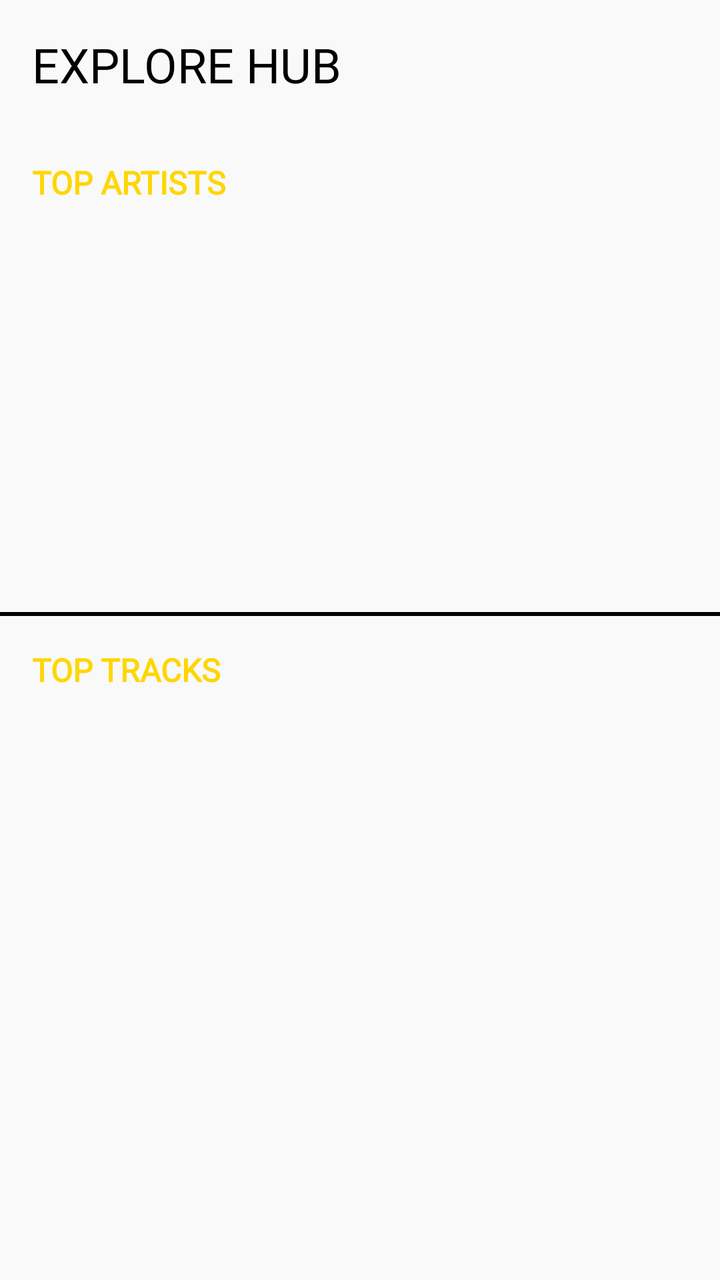
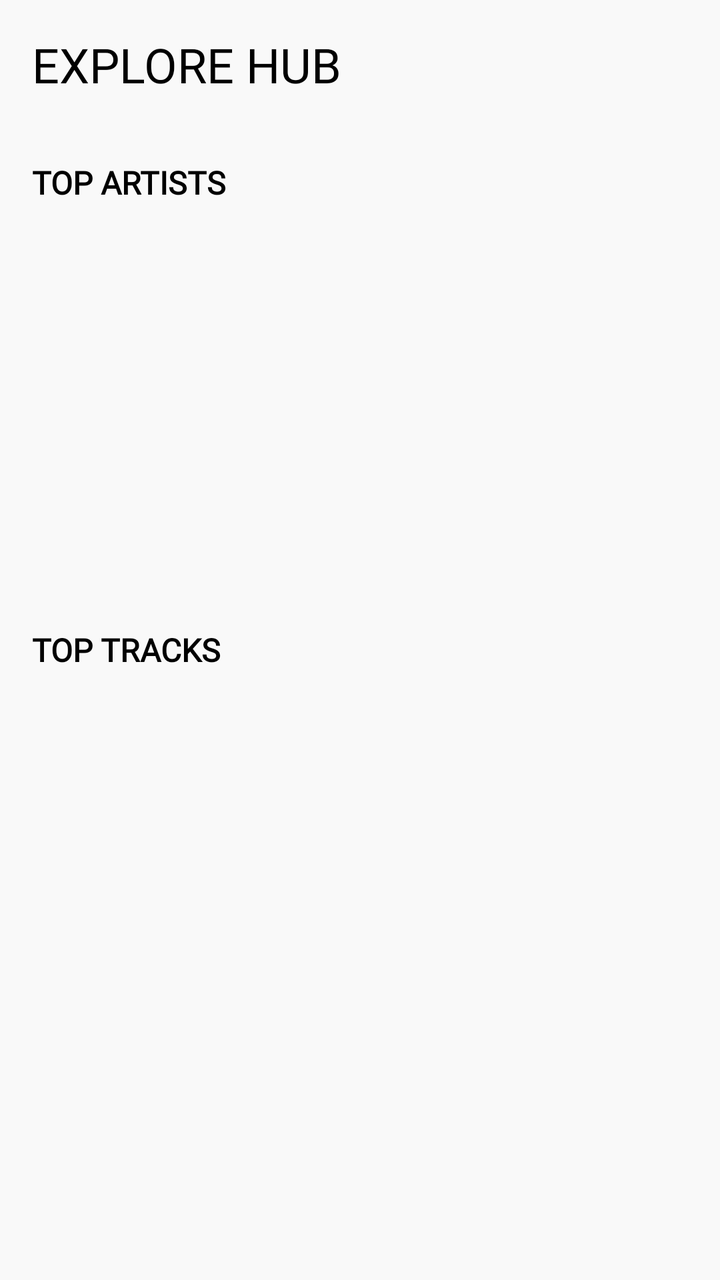

Screens rendered from an Android XML layout before and after an edit, with the pre-edit source and the edit as a unified diff.
<!-- AndroidManifest.xml: application theme Theme.Noctune -->
<!-- res/layout/fragment_explore.xml -->
<?xml version="1.0" encoding="utf-8"?>
<LinearLayout
    xmlns:android="http://schemas.android.com/apk/res/android"
    android:layout_width="match_parent"
    android:layout_height="match_parent"
    android:orientation="vertical"
    android:background="@color/bg_main">

    
    <TextView
        android:layout_width="wrap_content"
        android:layout_height="wrap_content"
        android:layout_margin="16dp"
        android:text="EXPLORE HUB"
        android:textColor="@color/text_primary"
        android:textSize="24sp"
        android:fontFamily="@font/bebas_neue"/>

    
    <HorizontalScrollView
        android:layout_width="match_parent"
        android:layout_height="wrap_content"
        android:scrollbars="none"
        android:paddingStart="16dp"
        android:paddingEnd="16dp">

        <LinearLayout
            android:id="@+id/ll_genre_chips"
            android:layout_width="wrap_content"
            android:layout_height="wrap_content"
            android:orientation="horizontal"/>

    </HorizontalScrollView>

    
    <Button
        android:id="@+id/btn_retry_explore"
        android:layout_width="match_parent"
        android:layout_height="wrap_content"
        android:layout_margin="16dp"
        android:text="RETRY"
        android:backgroundTint="@color/brand_yellow"
        android:textColor="@color/text_primary"
        android:fontFamily="@font/space_mono"
        android:visibility="gone"/>

    
    <ScrollView
        android:layout_width="match_parent"
        android:layout_height="match_parent">

        <LinearLayout
            android:layout_width="match_parent"
            android:layout_height="wrap_content"
            android:orientation="vertical"
            android:paddingBottom="16dp">

            
            <TextView
                android:id="@+id/tv_artists_label"
                android:layout_width="wrap_content"
                android:layout_height="wrap_content"
                android:layout_margin="16dp"
                android:text="TOP ARTISTS"
                android:textColor="@color/brand_yellow"
                android:textSize="16sp"
                android:fontFamily="@font/space_mono"
                android:textStyle="bold"/>

            <androidx.recyclerview.widget.RecyclerView
                android:id="@+id/rv_explore_artists"
                android:layout_width="match_parent"
                android:layout_height="180dp"
                android:orientation="horizontal"
                android:paddingStart="16dp"
                android:clipToPadding="false"/>

            
            <View
                android:layout_width="match_parent"
                android:layout_height="2dp"
                android:background="@color/border_color"
                android:layout_marginTop="8dp"/>

            
            <TextView
                android:id="@+id/tv_tracks_label"
                android:layout_width="wrap_content"
                android:layout_height="wrap_content"
                android:layout_margin="16dp"
                android:text="TOP TRACKS"
                android:textColor="@color/brand_yellow"
                android:textSize="16sp"
                android:fontFamily="@font/space_mono"
                android:textStyle="bold"/>

            <androidx.recyclerview.widget.RecyclerView
                android:id="@+id/rv_explore_tracks"
                android:layout_width="match_parent"
                android:layout_height="wrap_content"
                android:nestedScrollingEnabled="false"
                android:padding="8dp"/>

        </LinearLayout>

    </ScrollView>

</LinearLayout>
<!-- resources referenced by this layout -->
<resources>
  <color name="bg_main">#F9F9F9</color>
  <color name="border_color">#000000</color>
  <color name="brand_yellow">#FFD600</color>
  <color name="text_primary">#000000</color>
  <style name="Theme.Noctune" parent="Theme.MaterialComponents.Light.NoActionBar">
          <item name="colorPrimary">@color/brand_yellow</item>
          <item name="colorPrimaryVariant">@color/brand_yellow</item>
          <item name="colorOnPrimary">#000000</item>  
          <item name="colorSecondary">@color/brand_red</item>
  
          <item name="android:windowBackground">@color/bg_main</item>
          <item name="android:statusBarColor">@color/brand_yellow</item>
  
          <item name="android:windowLightStatusBar">true</item>
          <item name="android:clipToPadding">false</item>
      </style>
  <color name="brand_red">#E63329</color>
</resources>

<!-- the commit's change to res/layout/fragment_explore.xml (unified diff, before → after) -->
@@ -62,7 +62,7 @@
                 android:layout_height="wrap_content"
                 android:layout_margin="16dp"
                 android:text="TOP ARTISTS"
-                android:textColor="@color/brand_yellow"
+                android:textColor="@color/text"
                 android:textSize="16sp"
                 android:fontFamily="@font/space_mono"
                 android:textStyle="bold"/>
@@ -76,20 +76,13 @@
                 android:clipToPadding="false"/>
 
             
-            <View
-                android:layout_width="match_parent"
-                android:layout_height="2dp"
-                android:background="@color/border_color"
-                android:layout_marginTop="8dp"/>
-
-            
             <TextView
                 android:id="@+id/tv_tracks_label"
                 android:layout_width="wrap_content"
                 android:layout_height="wrap_content"
                 android:layout_margin="16dp"
                 android:text="TOP TRACKS"
-                android:textColor="@color/brand_yellow"
+                android:textColor="@color/text"
                 android:textSize="16sp"
                 android:fontFamily="@font/space_mono"
                 android:textStyle="bold"/>
<!-- resource entries referenced after the edit -->
@@ -1,8 +1,8 @@
 <!-- resources referenced by this layout -->
 <resources>
   <color name="bg_main">#F9F9F9</color>
-  <color name="border_color">#000000</color>
   <color name="brand_yellow">#FFD600</color>
+  <color name="text">#000000</color>
   <color name="text_primary">#000000</color>
   <style name="Theme.Noctune" parent="Theme.MaterialComponents.Light.NoActionBar">
           <item name="colorPrimary">@color/brand_yellow</item>
